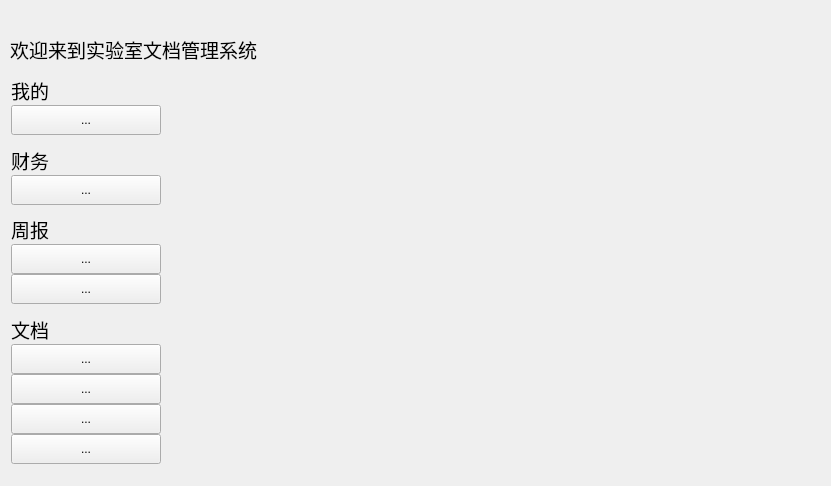
Before: the Qt Designer form FileManagement/FileManagement.ui in hhyvs111/FileManagement, drawn with Qt 5.
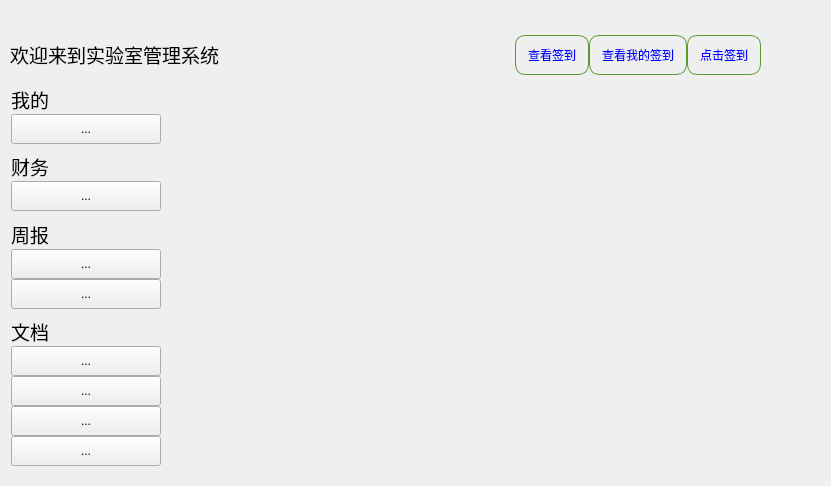
After: the same form once the commit is applied.

Diff of the .ui file:
```diff
--- a/FileManagement/FileManagement.ui
+++ b/FileManagement/FileManagement.ui
@@ -49,10 +49,81 @@
         <string notr="true"/>
        </property>
        <property name="text">
-        <string>&lt;html&gt;&lt;head/&gt;&lt;body&gt;&lt;p&gt;&lt;span style=&quot; font-size:14pt;&quot;&gt; 欢迎来到实验室文档管理系统&lt;/span&gt;&lt;/p&gt;&lt;/body&gt;&lt;/html&gt;</string>
+        <string>&lt;html&gt;&lt;head/&gt;&lt;body&gt;&lt;p&gt;&lt;span style=&quot; font-size:14pt;&quot;&gt;欢迎来到实验室管理系统&lt;/span&gt;&lt;/p&gt;&lt;/body&gt;&lt;/html&gt;</string>
        </property>
       </widget>
      </item>
+     <item>
+      <spacer name="horizontalSpacer">
+       <property name="orientation">
+        <enum>Qt::Horizontal</enum>
+       </property>
+       <property name="sizeHint" stdset="0">
+        <size>
+         <width>40</width>
+         <height>20</height>
+        </size>
+       </property>
+      </spacer>
+     </item>
+     <item>
+      <widget class="QPushButton" name="LookSignButton">
+       <property name="styleSheet">
+        <string notr="true"> background:transparent;
+border:1px solid rgb(89, 153, 48);
+border-radius:10px;
+padding:10px 12px;
+color: blue;</string>
+       </property>
+       <property name="text">
+        <string>查看签到</string>
+       </property>
+      </widget>
+     </item>
+     <item>
+      <widget class="QPushButton" name="LookMySignButton">
+       <property name="styleSheet">
+        <string notr="true"> background:transparent;
+border:1px solid rgb(89, 153, 48);
+border-radius:10px;
+padding:10px 12px;
+color: blue;</string>
+       </property>
+       <property name="text">
+        <string>查看我的签到</string>
+       </property>
+      </widget>
+     </item>
+     <item>
+      <widget class="QPushButton" name="SignButton">
+       <property name="styleSheet">
+        <string notr="true"> background:transparent;
+border:1px solid rgb(89, 153, 48);
+border-radius:10px;
+padding:10px 12px;
+color: blue;</string>
+       </property>
+       <property name="text">
+        <string>点击签到</string>
+       </property>
+      </widget>
+     </item>
+     <item>
+      <spacer name="horizontalSpacer_2">
+       <property name="orientation">
+        <enum>Qt::Horizontal</enum>
+       </property>
+       <property name="sizeType">
+        <enum>QSizePolicy::Fixed</enum>
+       </property>
+       <property name="sizeHint" stdset="0">
+        <size>
+         <width>60</width>
+         <height>20</height>
+        </size>
+       </property>
+      </spacer>
+     </item>
     </layout>
    </item>
    <item>
```
